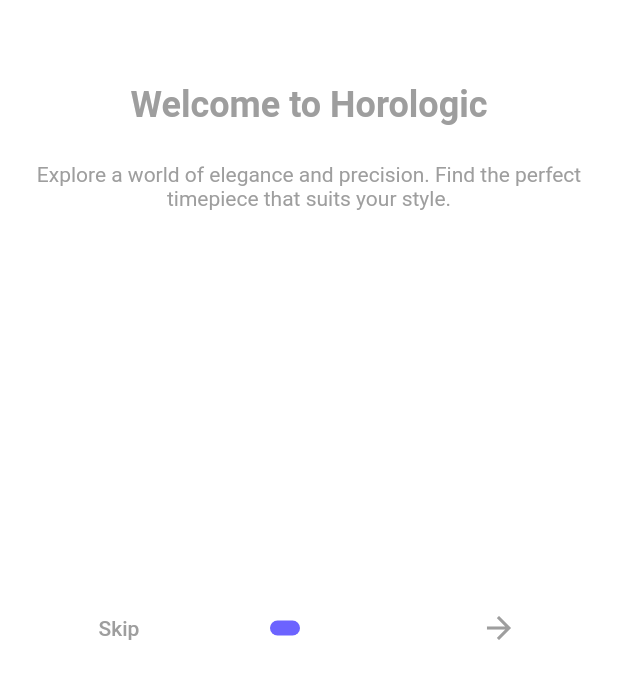
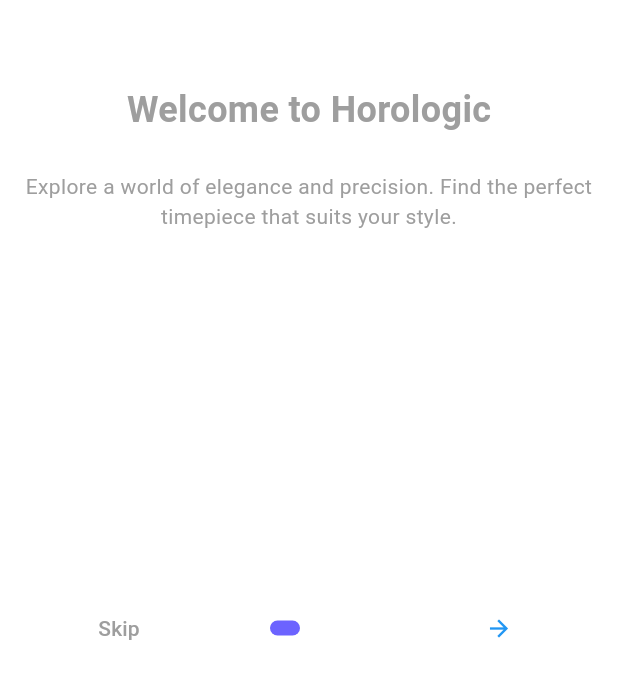
Before and after one commit to irsyydl/flutter-watch-store-app, a Flutter app: the screen it shows after launch, on a phone screen of 412 x 824 dp, the part 548-1236 px from its top. Run offline on Flutter 3.47's test engine with Material 2 defaults, Android fonts, the phone set to English and light mode, and no system bars; drawn by our look-alikes of introduction_screen.

Commit message:
POSTTEST8: Menambah fitur untuk mengganti skema warna

```diff
--- a/lib/main.dart
+++ b/lib/main.dart
@@ -1,6 +1,7 @@
 import 'package:flutter/material.dart';
 import 'package:provider/provider.dart';
 import 'package:watch_store/pages/intro_page.dart';
+import 'package:watch_store/providers/color_scheme_provider.dart';
 import 'package:watch_store/providers/theme_providers.dart';
 import 'package:watch_store/providers/watch_list_providers.dart';
 import 'pages/about_page.dart';
@@ -13,11 +14,13 @@ void main() {
       providers: [
         ChangeNotifierProvider<WatchListProvider>(create: (context) => WatchListProvider()),
         ChangeNotifierProvider<ThemeProvider>(create: (context) => ThemeProvider()),
+        ChangeNotifierProvider<ColorSchemeProvider>(create: (context) => ColorSchemeProvider()),
       ],
       child: const MyApp(),
     ),
   );
 }
+
 
 class MyApp extends StatelessWidget {
   const MyApp({super.key});
@@ -25,18 +28,21 @@ class MyApp extends StatelessWidget {
   @override
   Widget build(BuildContext context) {
     final themeProvider = Provider.of<ThemeProvider>(context);
+    final selectedColorScheme = Provider.of<ColorSchemeProvider>(context).selectedColorScheme;
 
     return MaterialApp(
       debugShowCheckedModeBanner: false,
       title: "Watch Store App",
       theme: ThemeData(
+        useMaterial3: true,
+        colorScheme: selectedColorScheme.colorScheme,
           primarySwatch: Colors.grey,
           brightness: Brightness.light,
           scaffoldBackgroundColor: Colors.white,
           appBarTheme: AppBarTheme(
             backgroundColor: Colors.transparent,
             elevation: 0.0,
-            iconTheme: const IconThemeData(color: Colors.black),
+            iconTheme: IconThemeData(color: selectedColorScheme.primaryColor),
             centerTitle: true,
             titleTextStyle: TextStyle(
               color: Colors.grey[800],
@@ -49,13 +55,15 @@ class MyApp extends StatelessWidget {
             titleMedium: TextStyle(color: Colors.black)
           )),
       darkTheme: ThemeData.dark().copyWith(
+        useMaterial3: true,
+        colorScheme: selectedColorScheme.colorScheme,
           primaryColor: Colors.grey[200],
           brightness: Brightness.dark,
           scaffoldBackgroundColor: Colors.black,
-          appBarTheme: const AppBarTheme(
+          appBarTheme: AppBarTheme(
             backgroundColor: Colors.transparent,
             elevation: 0.0,
-            iconTheme: IconThemeData(color: Colors.white),
+            iconTheme: IconThemeData(color: selectedColorScheme.primaryColor),
             centerTitle: true,
             titleTextStyle: TextStyle(
               color: Colors.white,
--- /dev/null
+++ b/lib/providers/color_scheme_provider.dart
@@ -0,0 +1,13 @@
+import 'package:flutter/material.dart';
+import 'package:watch_store/providers/color_schemes.dart';
+
+class ColorSchemeProvider extends ChangeNotifier {
+  ThemeData _selectedColorScheme = ColorSchemes.defaultTheme;
+
+  ThemeData get selectedColorScheme => _selectedColorScheme;
+
+  void changeColorScheme(ThemeData newColorScheme) {
+    _selectedColorScheme = newColorScheme;
+    notifyListeners();
+  }
+}
--- /dev/null
+++ b/lib/providers/color_schemes.dart
@@ -0,0 +1,19 @@
+import 'package:flutter/material.dart';
+
+class ColorSchemes {
+  static final defaultTheme = ThemeData(
+    colorScheme: ColorScheme.fromSwatch(primarySwatch: Colors.blue).copyWith(secondary: Colors.green),
+  );
+
+  static final midnightDark = ThemeData(
+    colorScheme: ColorScheme.fromSwatch(primarySwatch: Colors.grey).copyWith(secondary: Colors.orange),
+  );
+
+  static final greenApple = ThemeData(
+    colorScheme: ColorScheme.fromSwatch(primarySwatch: Colors.green).copyWith(secondary: Colors.red),
+  );
+
+  static final oceanBlue = ThemeData(
+    colorScheme: ColorScheme.fromSwatch(primarySwatch: Colors.blue).copyWith(secondary: Colors.blueAccent),
+  );
+}
```
Also changed, not shown: lib/pages/home_page.dart (+92 -0 lines).
